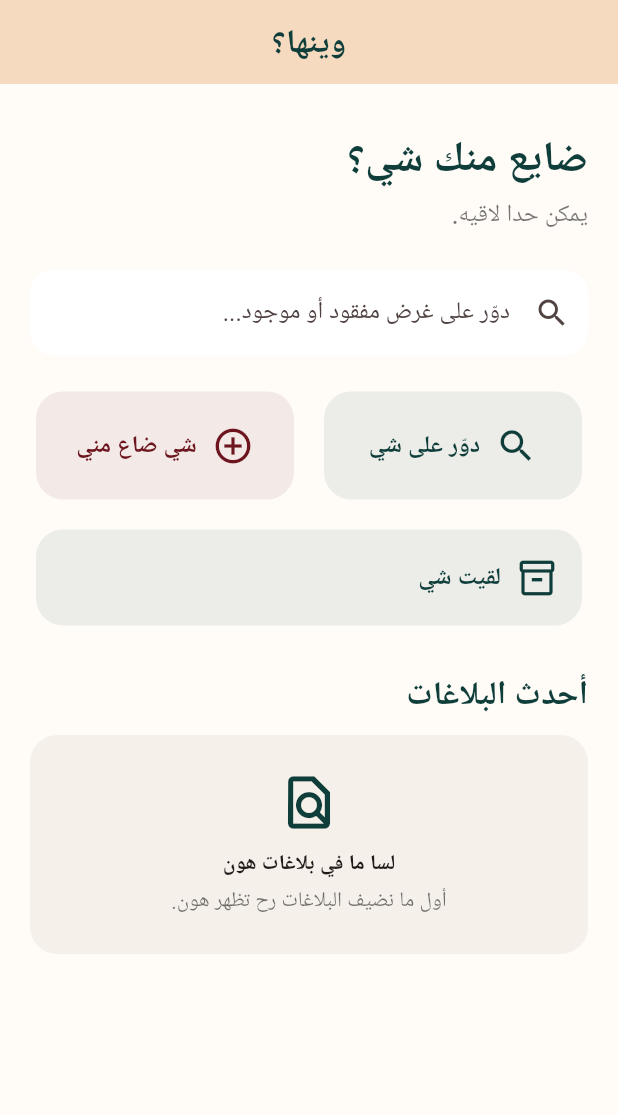
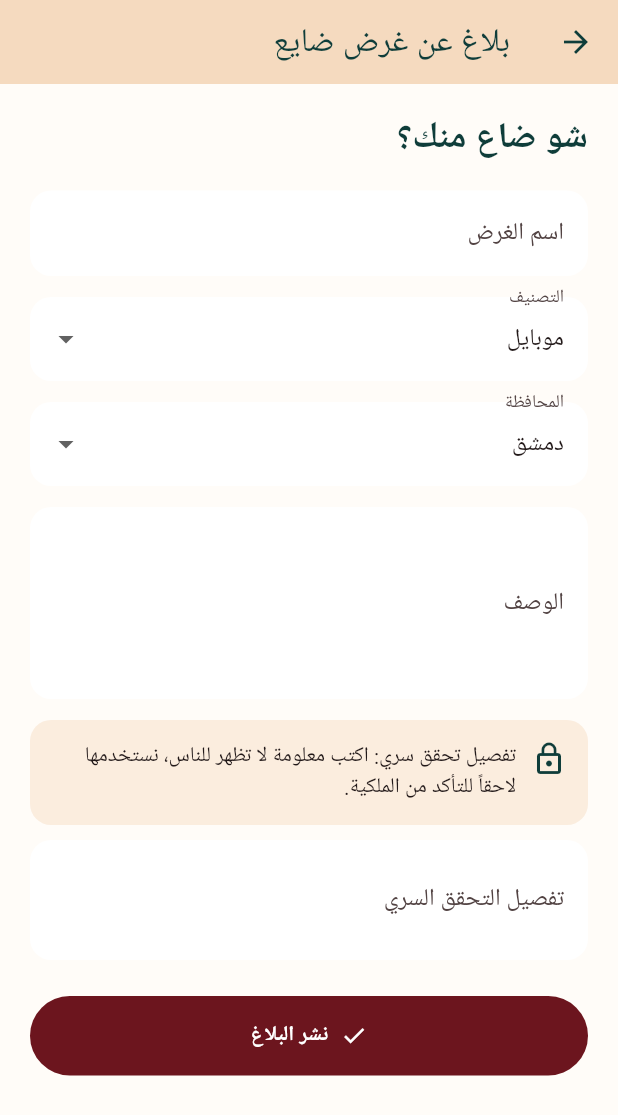
Before and after one commit to 7mud2007a/Wenha, a Flutter app: the screen it shows after launch, after a tap on "دوّر على شي", on a phone screen of 412 x 824 dp. Shown: the top 1115 px of the screen. Run offline on Flutter 3.47's test engine with Material 3 defaults, Android fonts, the phone set to English and light mode, and no system bars; Roboto replaces fonts that are missing (sans).

Commit message:
feat: add lost and found report flow

```diff
--- a/lib/main.dart
+++ b/lib/main.dart
@@ -89,7 +89,7 @@ class HomeScreen extends StatelessWidget {
                       icon: Icons.search,
                       title: 'دوّر على شي',
                       color: WenhaApp.green,
-                      onTap: () {},
+                      onTap: () => Navigator.push(context, MaterialPageRoute(builder: (_) => const ReportScreen(type: 'lost'))),
                     ),
                   ),
                   const SizedBox(width: 12),
@@ -98,7 +98,7 @@ class HomeScreen extends StatelessWidget {
                       icon: Icons.add_circle_outline,
                       title: 'شي ضاع مني',
                       color: WenhaApp.burgundy,
-                      onTap: () {},
+                      onTap: () => Navigator.push(context, MaterialPageRoute(builder: (_) => const ReportScreen(type: 'found'))),
                     ),
                   ),
                 ],
@@ -211,3 +211,94 @@ class _EmptyReports extends StatelessWidget {
     );
   }
 }
+
+
+class ReportScreen extends StatefulWidget {
+  const ReportScreen({super.key, required this.type});
+  final String type;
+
+  @override
+  State<ReportScreen> createState() => _ReportScreenState();
+}
+
+class _ReportScreenState extends State<ReportScreen> {
+  final titleController = TextEditingController();
+  final descriptionController = TextEditingController();
+  final secretController = TextEditingController();
+  String category = 'موبايل';
+  String governorate = 'دمشق';
+
+  @override
+  void dispose() {
+    titleController.dispose();
+    descriptionController.dispose();
+    secretController.dispose();
+    super.dispose();
+  }
+
+  @override
+  Widget build(BuildContext context) {
+    final isLost = widget.type == 'lost';
+    return Directionality(
+      textDirection: TextDirection.rtl,
+      child: Scaffold(
+        appBar: AppBar(
+          title: Text(isLost ? 'بلاغ عن غرض ضايع' : 'بلاغ عن غرض لقيته'),
+          backgroundColor: WenhaApp.beige,
+          foregroundColor: WenhaApp.green,
+        ),
+        body: ListView(
+          padding: const EdgeInsets.all(20),
+          children: [
+            Text(isLost ? 'شو ضاع منك؟' : 'شو لقيت؟', style: Theme.of(context).textTheme.headlineSmall?.copyWith(fontWeight: FontWeight.w800, color: WenhaApp.green)),
+            const SizedBox(height: 18),
+            _field(titleController, 'اسم الغرض', 'مثلاً: آيفون، محفظة، مفاتيح...'),
+            const SizedBox(height: 14),
+            DropdownButtonFormField<String>(
+              value: category,
+              decoration: _decoration('التصنيف'),
+              items: const ['موبايل', 'محفظة', 'مفاتيح', 'وثائق', 'حقيبة', 'إلكترونيات', 'أخرى']
+                  .map((e) => DropdownMenuItem(value: e, child: Text(e))).toList(),
+              onChanged: (v) => setState(() => category = v ?? category),
+            ),
+            const SizedBox(height: 14),
+            DropdownButtonFormField<String>(
+              value: governorate,
+              decoration: _decoration('المحافظة'),
+              items: const ['دمشق', 'ريف دمشق', 'حلب', 'حمص', 'حماة', 'اللاذقية', 'طرطوس', 'إدلب', 'درعا', 'السويداء', 'دير الزور', 'الرقة', 'الحسكة']
+                  .map((e) => DropdownMenuItem(value: e, child: Text(e))).toList(),
+              onChanged: (v) => setState(() => governorate = v ?? governorate),
+            ),
+            const SizedBox(height: 14),
+            _field(descriptionController, 'الوصف', 'اكتب تفاصيل تساعد على تمييز الغرض', maxLines: 4),
+            const SizedBox(height: 14),
+            Container(
+              padding: const EdgeInsets.all(14),
+              decoration: BoxDecoration(color: WenhaApp.beige.withValues(alpha: .45), borderRadius: BorderRadius.circular(14)),
+              child: const Row(crossAxisAlignment: CrossAxisAlignment.start, children: [
+                Icon(Icons.lock_outline, color: WenhaApp.green), SizedBox(width: 10),
+                Expanded(child: Text('تفصيل تحقق سري: اكتب معلومة لا تظهر للناس، نستخدمها لاحقاً للتأكد من الملكية.')),
+              ]),
+            ),
+            const SizedBox(height: 10),
+            _field(secretController, 'تفصيل التحقق السري', 'مثلاً: خدش مخفي أو محتوى خاص', maxLines: 2),
+            const SizedBox(height: 24),
+            FilledButton.icon(
+              style: FilledButton.styleFrom(backgroundColor: isLost ? WenhaApp.burgundy : WenhaApp.green, padding: const EdgeInsets.symmetric(vertical: 16)),
+              onPressed: () {
+                if (titleController.text.trim().isEmpty) return;
+                ScaffoldMessenger.of(context).showSnackBar(const SnackBar(content: Text('تم تجهيز البلاغ — الربط مع قاعدة البيانات بالخطوة القادمة.')));
+              },
+              icon: const Icon(Icons.check),
+              label: const Text('نشر البلاغ', style: TextStyle(fontWeight: FontWeight.w800)),
+            ),
+          ],
+        ),
+      ),
+    );
+  }
+
+  InputDecoration _decoration(String label) => InputDecoration(labelText: label, filled: true, fillColor: Colors.white, border: OutlineInputBorder(borderRadius: BorderRadius.circular(14), borderSide: BorderSide.none));
+
+  Widget _field(TextEditingController controller, String label, String hint, {int maxLines = 1}) => TextField(controller: controller, maxLines: maxLines, decoration: _decoration(label).copyWith(hintText: hint));
+}
```
